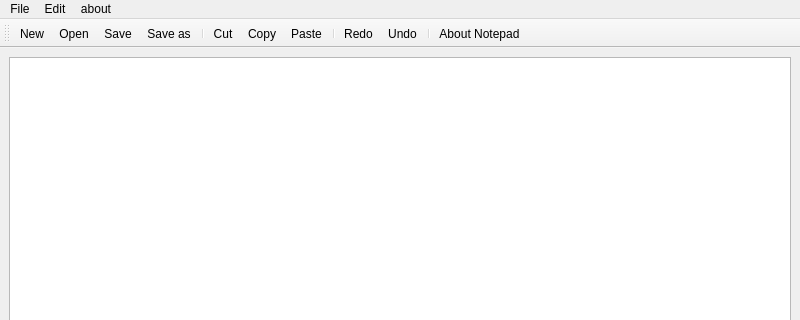
Qt form mainwindow.ui (Sauravsingh-debugger/notepad) before a commit; both pictures show x 0 to 800 and y 0 to 320 of the 800 by 600 pixel window.
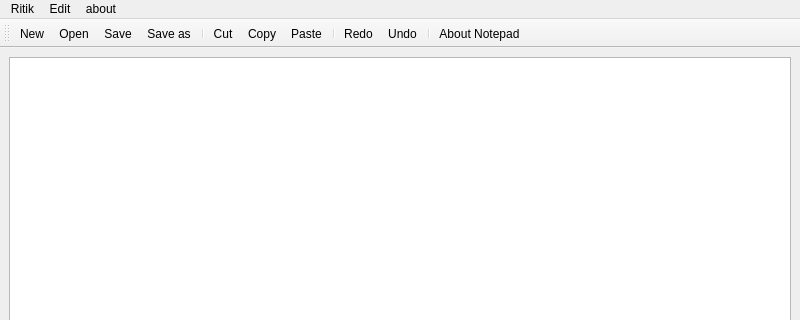
The same form after that commit. Icons and pictures are not drawn.

Commit message: commit by ritik

Diff of the .ui file:
```diff
--- a/mainwindow.ui
+++ b/mainwindow.ui
@@ -32,12 +32,12 @@
      <x>0</x>
      <y>0</y>
      <width>800</width>
-     <height>26</height>
+     <height>21</height>
     </rect>
    </property>
    <widget class="QMenu" name="menuFile">
     <property name="title">
-     <string>File</string>
+     <string>Ritik</string>
     </property>
     <addaction name="actionNew"/>
     <addaction name="actionOpen"/>
```
The commit also changes 1 other file.
